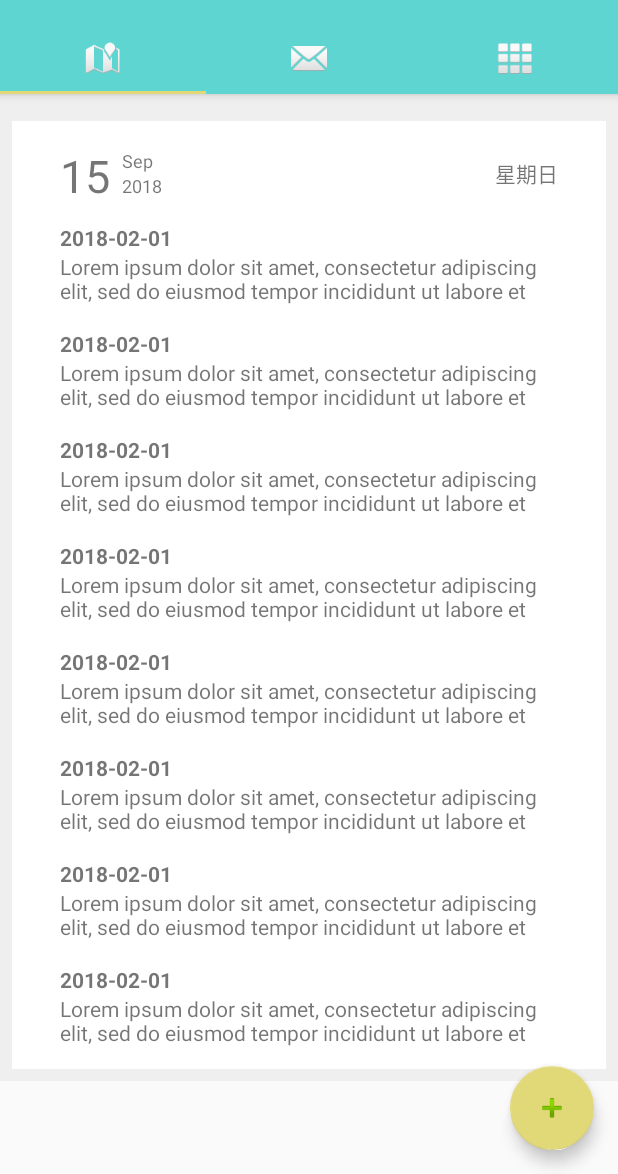
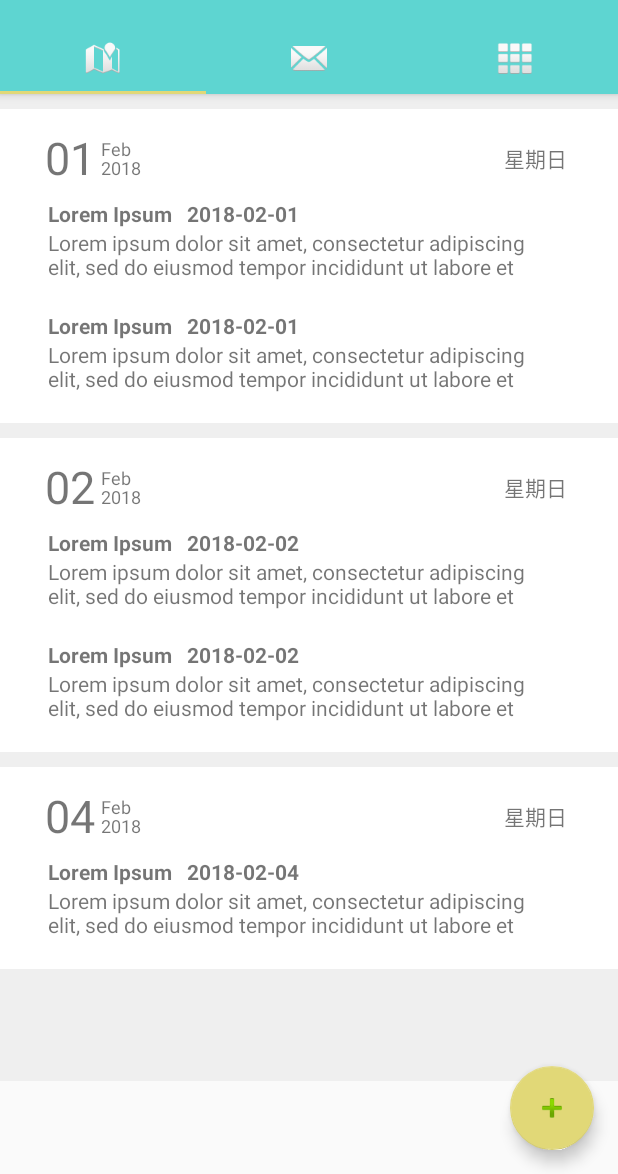
Before and after one commit to acercow/OneDay-Android, an Android app: the screen it shows after launch (HomeActivity), on a phone screen of 412 x 824 dp, the part 62-1236 px from its top. Run offline under Robolectric (Android 15) with nearby library versions, the phone set to English and light mode, and no system bars; our stand-ins replace Room's generated code, RxJava.

Commit message:
list视图微调

```diff
--- a/app/src/main/java/com/acercow/oneday/note/timeline/TimelineAdapter.java
+++ b/app/src/main/java/com/acercow/oneday/note/timeline/TimelineAdapter.java
@@ -6,6 +6,7 @@ import android.view.LayoutInflater;
 import android.view.View;
 import android.view.ViewGroup;
 import android.widget.TextView;
+import android.widget.Toast;
 
 import com.acercow.oneday.R;
 import com.acercow.oneday.data.Note;
@@ -53,12 +54,16 @@ public class TimelineAdapter extends RecyclerView.Adapter<TimelineAdapter.NoteIt
     public void onBindViewHolder(NoteItemViewHolder holder, int position) {
         Note note = mNotes.get(position);
         if (isTimeTagHidePosition(position)) {
-            holder.cvContent.setVisibility(View.GONE);
+            holder.ltTimeTag.setVisibility(View.GONE);
         } else {
-            holder.cvContent.setVisibility(View.VISIBLE);
+            holder.ltTimeTag.setVisibility(View.VISIBLE);
+            holder.tvTimeDay.setText(note.getDate().substring(8, 10));
         }
         mPreviousDate = note.getDate();
-        holder.tvTitle.setText(note.getDate());
+        holder.tvTitle.setText("Lorem Ipsum   " + note.getDate());
+        holder.ltNoteItem.setOnClickListener(v -> {
+            Toast.makeText(mContext, "[Click]: " + note.getTitle(), Toast.LENGTH_SHORT).show();
+        });
     }
 
     private boolean isTimeTagHidePosition(int position) {
@@ -82,13 +87,17 @@ public class TimelineAdapter extends RecyclerView.Adapter<TimelineAdapter.NoteIt
         return mNotes.size();
     }
 
-    public static class NoteItemViewHolder extends RecyclerView.ViewHolder {
-        public View cvContent;
-        public TextView tvTitle;
+    static class NoteItemViewHolder extends RecyclerView.ViewHolder {
+        private View ltTimeTag;
+        private TextView tvTitle;
+        private TextView tvTimeDay;
+        private View ltNoteItem;
         public NoteItemViewHolder(View itemView) {
             super(itemView);
-            cvContent = itemView.findViewById(R.id.list_item_time_tag);
+            ltTimeTag = itemView.findViewById(R.id.list_item_time_tag);
             tvTitle = itemView.findViewById(R.id.note_item_title);
+            tvTimeDay = itemView.findViewById(R.id.timestamp_day);
+            ltNoteItem = itemView.findViewById(R.id.list_item_note);
         }
     }
 
--- a/app/src/main/java/com/acercow/oneday/note/timeline/TimelineFragment.java
+++ b/app/src/main/java/com/acercow/oneday/note/timeline/TimelineFragment.java
@@ -72,12 +72,14 @@ public class TimelineFragment extends BaseFragment {
     @Override
     public void doBusiness(Context mContext) {
         List<Note> fakeNotes = new ArrayList<>();
-        for (int i = 0; i < 15; i++) {
+        for (int i = 0; i < 5; i++) {
             Note note;
             if (i % 3 == 0) {
                 note = new Note("0000000" + i, 1, 1, 1, "2018-02-02", 1, "tester", "test title", "test content");
+            } else if (i % 2 == 0) {
+                note = new Note("0000000" + i, 1, 1, 1, "2018-02-01", 1, "tester", "test title", "test content");
             } else {
-                note = new Note("0000000" + i, 1, 1, 1, "2018-02-01", 1, "tester", "test title", "test content");
+                note = new Note("0000000" + i, 1, 1, 1, "2018-02-04", 1, "tester", "test title", "test content");
             }
             fakeNotes.add(note);
         }
--- a/app/src/main/res/layout/fragment_diary_list.xml
+++ b/app/src/main/res/layout/fragment_diary_list.xml
@@ -12,12 +12,5 @@
         android:id="@+id/list_note"
         android:layout_width="match_parent"
         android:layout_height="match_parent"
-        android:layout_marginBottom="8dp"
-        android:layout_marginEnd="8dp"
-        android:layout_marginStart="8dp"
-        android:layout_marginTop="8dp"
-        app:layout_constraintBottom_toBottomOf="parent"
-        app:layout_constraintEnd_toEndOf="parent"
-        app:layout_constraintStart_toStartOf="parent"
-        app:layout_constraintTop_toTopOf="parent" />
+        />
 </android.support.constraint.ConstraintLayout>
--- a/app/src/main/res/layout/timeline_item_note.xml
+++ b/app/src/main/res/layout/timeline_item_note.xml
@@ -1,113 +1,93 @@
 <?xml version="1.0" encoding="utf-8"?>
-<android.support.constraint.ConstraintLayout xmlns:android="http://schemas.android.com/apk/res/android"
+<LinearLayout xmlns:android="http://schemas.android.com/apk/res/android"
     xmlns:app="http://schemas.android.com/apk/res-auto"
-    xmlns:tools="http://schemas.android.com/tools"
     android:layout_width="match_parent"
     android:layout_height="wrap_content"
-    android:background="#FFF"
-    tools:layout_editor_absoluteY="25dp">
+    android:orientation="vertical">
 
-    <android.support.constraint.ConstraintLayout
+    <RelativeLayout
         android:id="@+id/list_item_time_tag"
         android:layout_width="match_parent"
         android:layout_height="wrap_content"
+        android:layout_marginTop="10dp"
         android:background="#FFF"
-        app:layout_constraintBottom_toTopOf="@+id/list_item_note"
-        app:layout_constraintEnd_toEndOf="parent"
-        app:layout_constraintStart_toStartOf="parent"
-        app:layout_constraintTop_toTopOf="parent">
-
-        <View
-            android:id="@+id/line"
-            android:layout_width="match_parent"
-            android:layout_height="10dp"
-            android:background="#EFEFEF"
-            app:layout_constraintEnd_toEndOf="parent"
-            app:layout_constraintStart_toStartOf="parent"
-            app:layout_constraintTop_toTopOf="parent" />
+        android:paddingBottom="12dp">
 
         <TextView
             android:id="@+id/timestamp_day"
             android:layout_width="wrap_content"
             android:layout_height="36dp"
-            android:layout_marginBottom="8dp"
-            android:layout_marginStart="32dp"
-            android:layout_marginTop="16dp"
+            android:layout_marginLeft="30dp"
+            android:layout_marginTop="12dp"
             android:text="15"
-            android:textAlignment="center"
-            android:textSize="30sp"
-            app:layout_constraintBottom_toBottomOf="parent"
-            app:layout_constraintStart_toStartOf="parent"
-            app:layout_constraintTop_toBottomOf="@+id/line" />
+            android:textSize="30sp" />
 
         <TextView
             android:id="@+id/timestamp_month"
             android:layout_width="32dp"
             android:layout_height="wrap_content"
-            android:layout_marginStart="8dp"
-            android:layout_marginTop="18dp"
-            android:text="Sep"
-            android:textSize="12sp"
-            app:layout_constraintStart_toEndOf="@+id/timestamp_day"
-            app:layout_constraintTop_toBottomOf="@+id/line" />
+            android:layout_alignTop="@id/timestamp_day"
+            android:layout_marginLeft="4dp"
+            android:layout_marginTop="6dp"
+            android:layout_toRightOf="@id/timestamp_day"
+            android:text="Feb"
+            android:textSize="12sp" />
 
         <TextView
             android:id="@+id/timestamp_year"
             android:layout_width="32dp"
             android:layout_height="wrap_content"
+            android:layout_alignBaseline="@id/timestamp_day"
+            android:layout_alignLeft="@id/timestamp_month"
             android:text="2018"
-            android:textSize="12sp"
-            app:layout_constraintEnd_toEndOf="@+id/timestamp_month"
-            app:layout_constraintStart_toStartOf="@+id/timestamp_month"
-            app:layout_constraintTop_toBottomOf="@+id/timestamp_month" />
+            android:textSize="12sp" />
 
         <TextView
             android:id="@+id/timestamp_week"
             android:layout_width="wrap_content"
             android:layout_height="wrap_content"
-            android:layout_marginEnd="32dp"
-            android:layout_marginTop="24dp"
+            android:layout_alignParentRight="true"
+            android:layout_marginRight="34dp"
+            android:layout_marginTop="22dp"
             android:text="星期日"
-            app:layout_constraintEnd_toEndOf="parent"
-            app:layout_constraintTop_toBottomOf="@+id/line" />
 
-    </android.support.constraint.ConstraintLayout>
+            />
 
-    <android.support.constraint.ConstraintLayout
+    </RelativeLayout>
+
+    <FrameLayout
+        android:layout_width="match_parent"
+        android:layout_height="wrap_content"
+        android:background="#FFF"
+        android:orientation="vertical"
+        android:paddingBottom="20dp">
+
+        <LinearLayout
             android:id="@+id/list_item_note"
             android:layout_width="match_parent"
             android:layout_height="wrap_content"
             android:background="#FFF"
-        app:layout_constraintBottom_toBottomOf="parent"
-        app:layout_constraintEnd_toEndOf="parent"
-        app:layout_constraintStart_toStartOf="parent"
-        app:layout_constraintTop_toBottomOf="@+id/list_item_time_tag">
+            android:orientation="vertical">
 
             <TextView
                 android:id="@+id/note_item_title"
-            android:layout_width="347dp"
+                android:layout_width="match_parent"
                 android:layout_height="wrap_content"
-            android:layout_marginStart="32dp"
-            android:layout_marginTop="8dp"
+                android:layout_marginLeft="32dp"
+                android:layout_marginRight="32dp"
                 android:text="Lorem Ipsum"
-            android:textStyle="bold"
-            app:layout_constraintStart_toStartOf="parent"
-            app:layout_constraintTop_toTopOf="parent" />
+                android:textStyle="bold" />
 
             <TextView
                 android:id="@+id/note_item_content"
-            android:layout_width="347dp"
+                android:layout_width="match_parent"
                 android:layout_height="wrap_content"
-            android:layout_marginBottom="8dp"
-            android:layout_marginStart="8dp"
+                android:layout_marginLeft="32dp"
+                android:layout_marginRight="32dp"
                 android:maxLines="2"
-            android:text="Lorem ipsum dolor sit amet, consectetur adipiscing elit, sed do eiusmod tempor incididunt ut labore et dolore magna aliqua. Ut enim ad minim veniam, quis nostrud exercitation ullamco laboris nisi ut aliquip ex ea commodo consequat. Duis aute irure dolor in reprehenderit in voluptate velit esse cillum dolore eu fugiat nulla pariatur. Excepteur sint occaecat cupidatat non proident, sunt in culpa qui officia deserunt mollit anim id est laborum"
-            app:layout_constraintBottom_toBottomOf="parent"
-            app:layout_constraintEnd_toEndOf="@+id/note_item_title"
-            app:layout_constraintHorizontal_bias="1.0"
-            app:layout_constraintStart_toStartOf="@+id/note_item_title"
-            app:layout_constraintTop_toBottomOf="@+id/note_item_title" />
+                android:text="Lorem ipsum dolor sit amet, consectetur adipiscing elit, sed do eiusmod tempor incididunt ut labore et dolore magna aliqua. Ut enim ad minim veniam, quis nostrud exercitation ullamco laboris nisi ut aliquip ex ea commodo consequat. Duis aute irure dolor in reprehenderit in voluptate velit esse cillum dolore eu fugiat nulla pariatur. Excepteur sint occaecat cupidatat non proident, sunt in culpa qui officia deserunt mollit anim id est laborum" />
 
-    </android.support.constraint.ConstraintLayout>
+        </LinearLayout>
+    </FrameLayout>
 
-</android.support.constraint.ConstraintLayout>
+</LinearLayout>
```
Lines whose indentation alone changed are shown as unchanged.
